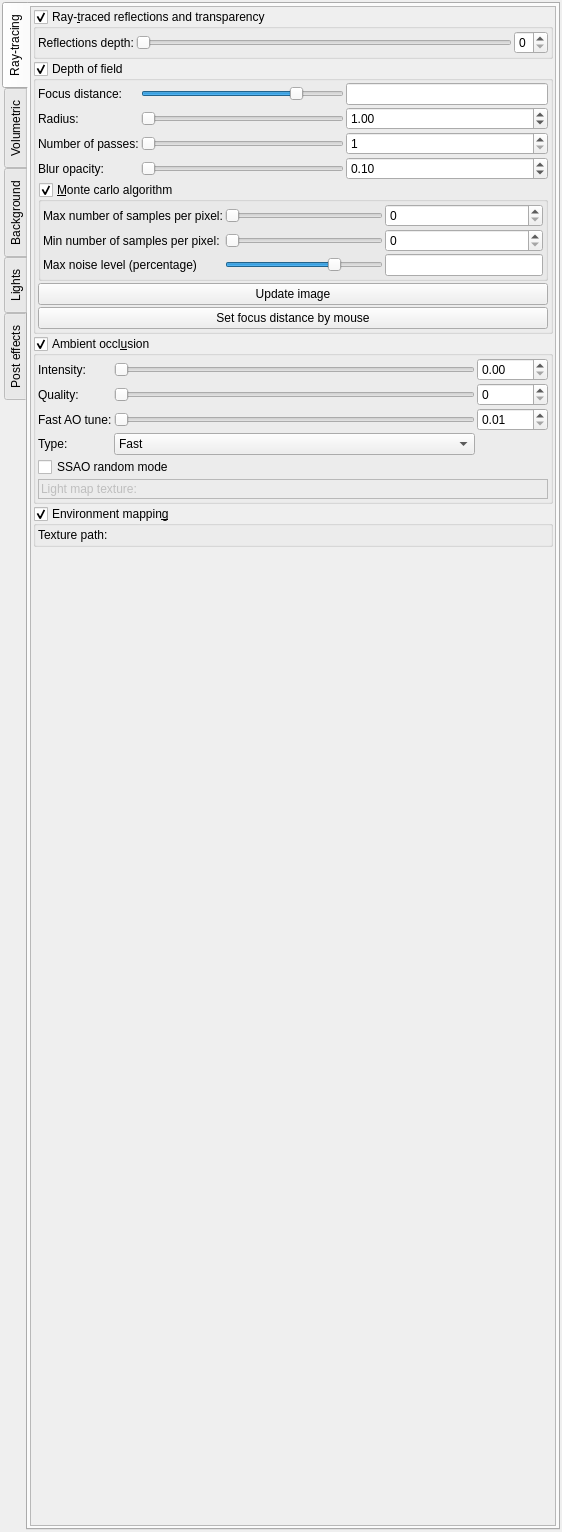
First picture: the form in mandelbulber2/qt/dock_effects.ui, repository buddhi1980/mandelbulber2, before the edit.
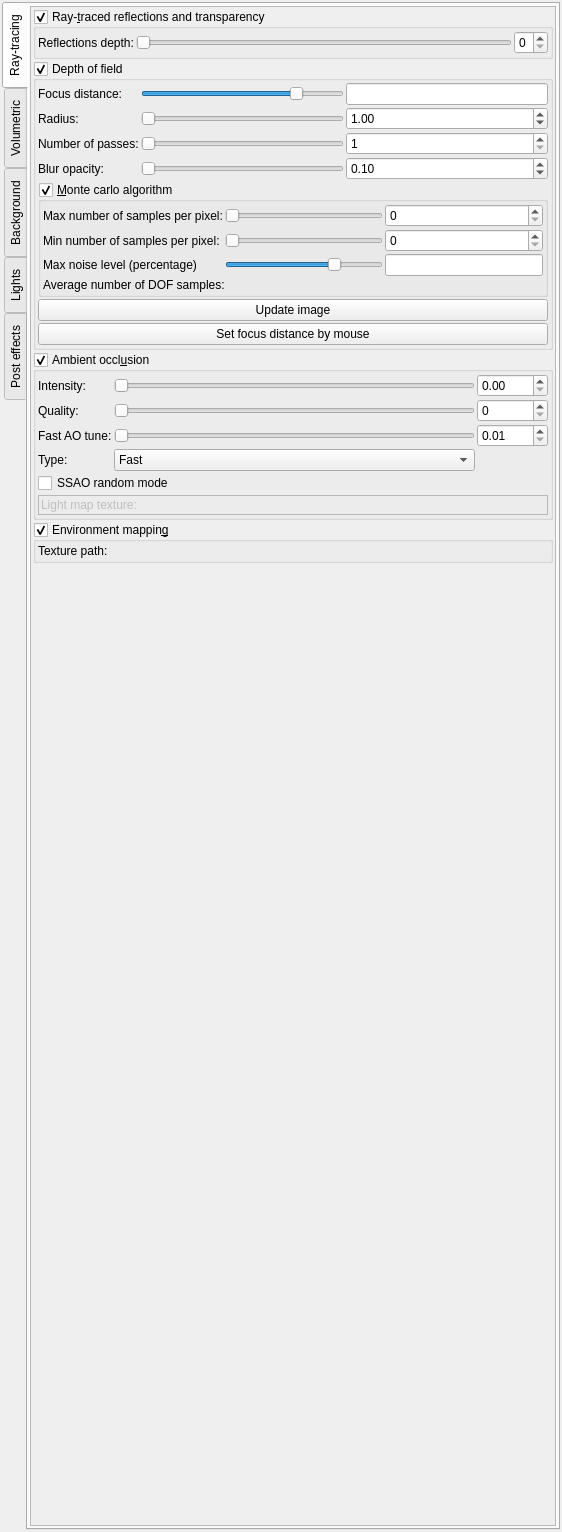
Second picture: the form after the edit. Icons and pictures are not drawn. Custom widgets are drawn as their Qt base class.

Commit message: Cleaned up MC DOF code. Added displaying of average number of DOF samples

```diff
--- a/mandelbulber2/qt/dock_effects.ui
+++ b/mandelbulber2/qt/dock_effects.ui
@@ -586,6 +586,13 @@
                      </property>
                     </widget>
                    </item>
+                   <item row="3" column="0" colspan="3">
+                    <widget class="QLabel" name="label_average_DOF_samples">
+                     <property name="text">
+                      <string>Average number of DOF samples:</string>
+                     </property>
+                    </widget>
+                   </item>
                   </layout>
                  </item>
                 </layout>
```
The commit also changes 9 other files.
